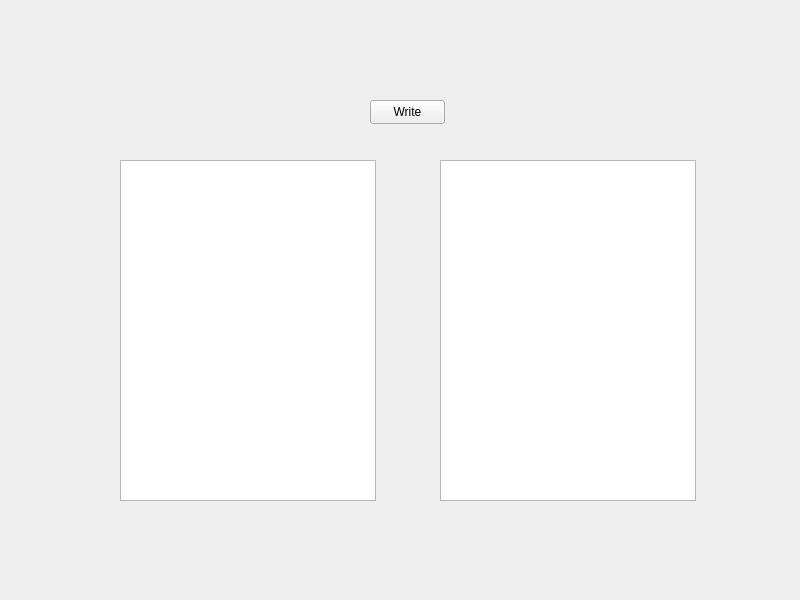
Xtalism/human-machine-interfaces-python, file Programs/interface_21/interface_21.ui: the form before one commit.
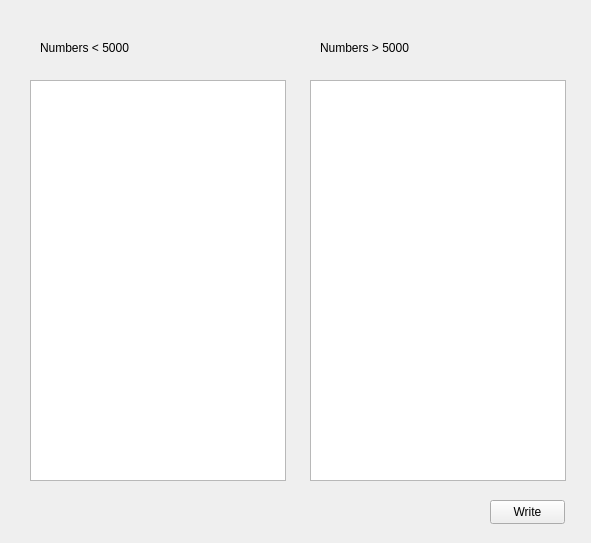
The form after the commit.

Commit message: added email interface

```diff
--- a/Programs/interface_21/interface_21.ui
+++ b/Programs/interface_21/interface_21.ui
@@ -6,8 +6,8 @@
    <rect>
     <x>0</x>
     <y>0</y>
-    <width>800</width>
-    <height>600</height>
+    <width>591</width>
+    <height>543</height>
    </rect>
   </property>
   <property name="windowTitle">
@@ -17,8 +17,8 @@
    <widget class="QPushButton" name="buttonWrite">
     <property name="geometry">
      <rect>
-      <x>370</x>
-      <y>100</y>
+      <x>490</x>
+      <y>500</y>
       <width>75</width>
       <height>24</height>
      </rect>
@@ -30,23 +30,49 @@
    <widget class="QListWidget" name="arrangedNumbers">
     <property name="geometry">
      <rect>
-      <x>440</x>
-      <y>160</y>
+      <x>310</x>
+      <y>80</y>
       <width>256</width>
-      <height>341</height>
+      <height>401</height>
      </rect>
     </property>
    </widget>
    <widget class="QListWidget" name="randomNumbers">
     <property name="geometry">
      <rect>
-      <x>120</x>
-      <y>160</y>
+      <x>30</x>
+      <y>80</y>
       <width>256</width>
-      <height>341</height>
+      <height>401</height>
      </rect>
     </property>
    </widget>
+   <widget class="QLabel" name="label">
+    <property name="geometry">
+     <rect>
+      <x>40</x>
+      <y>40</y>
+      <width>101</width>
+      <height>16</height>
+     </rect>
+    </property>
+    <property name="text">
+     <string>Numbers &lt; 5000</string>
+    </property>
+   </widget>
+   <widget class="QLabel" name="label_2">
+    <property name="geometry">
+     <rect>
+      <x>320</x>
+      <y>40</y>
+      <width>101</width>
+      <height>16</height>
+     </rect>
+    </property>
+    <property name="text">
+     <string>Numbers &gt; 5000</string>
+    </property>
+   </widget>
   </widget>
  </widget>
  <resources/>
```
The commit also changes 25 other files.
